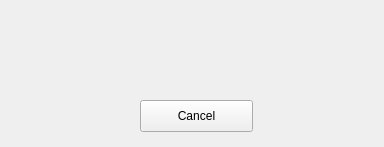
Above: verklegt_vika_3/verklegt_GUI/UI/errorwindow.ui from vilhjalmur12/verklegt_1 before the change. Below: the same form after it.
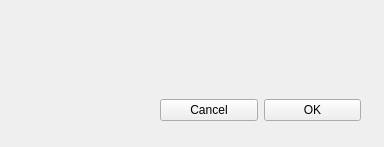
That is the form after the change.

What changed in the file:
```diff
--- a/verklegt_vika_3/verklegt_GUI/UI/errorwindow.ui
+++ b/verklegt_vika_3/verklegt_GUI/UI/errorwindow.ui
@@ -19,19 +19,6 @@
   <property name="windowTitle">
    <string>Form</string>
   </property>
-  <widget class="QPushButton" name="pushButton_cancel">
-   <property name="geometry">
-    <rect>
-     <x>140</x>
-     <y>100</y>
-     <width>113</width>
-     <height>32</height>
-    </rect>
-   </property>
-   <property name="text">
-    <string>Cancel</string>
-   </property>
-  </widget>
   <widget class="QLabel" name="label_errorLabel">
    <property name="geometry">
     <rect>
@@ -48,6 +35,32 @@
     <set>Qt::AlignCenter</set>
    </property>
   </widget>
+  <widget class="QWidget" name="">
+   <property name="geometry">
+    <rect>
+     <x>160</x>
+     <y>90</y>
+     <width>201</width>
+     <height>41</height>
+    </rect>
+   </property>
+   <layout class="QHBoxLayout" name="horizontalLayout">
+    <item>
+     <widget class="QPushButton" name="pushButton_cancel">
+      <property name="text">
+       <string>Cancel</string>
+      </property>
+     </widget>
+    </item>
+    <item>
+     <widget class="QPushButton" name="pushButton_ok">
+      <property name="text">
+       <string>OK</string>
+      </property>
+     </widget>
+    </item>
+   </layout>
+  </widget>
  </widget>
  <resources/>
  <connections/>
```
